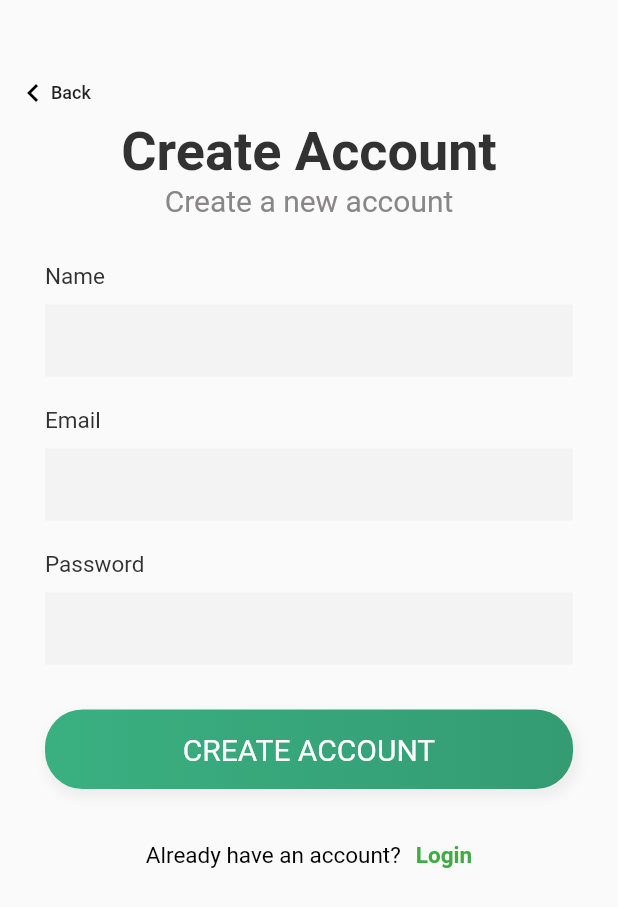
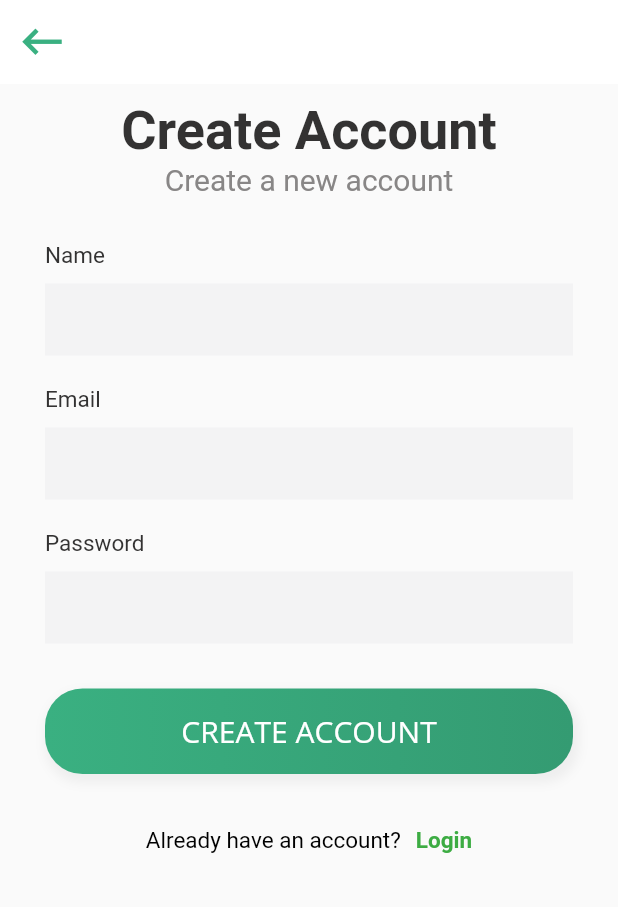
Before and after one commit to anhnd180399/Kid_Management, a Flutter app: the screen it shows after launch, after a tap on "SIGN UP", on a phone screen of 412 x 824 dp. Shown: the top 907 px of the screen. Run offline on Flutter 3.47's test engine with Material 2 defaults, Android fonts, the phone set to English and light mode, and no system bars; our stand-ins replace flutter_datetime_picker, flutter_svg; missing offline and left inert: device_apps; Roboto replaces fonts that are missing (Segoe UI); project files that could hold a hidden picture were left out.

Commit message:
[AnhND] Update UI

```diff
--- a/lib/src/ui/kid_app.dart
+++ b/lib/src/ui/kid_app.dart
@@ -35,7 +35,7 @@ class _WelcomeState extends State<KidApp> {
     return InkWell(
         onTap: () {
           Navigator.push(
-              context, MaterialPageRoute(builder: (context) => SignUp()));
+              this.context, MaterialPageRoute(builder: (context) => SignUp()));
         },
         child: Container(
           padding: EdgeInsets.symmetric(vertical: 15),
--- a/lib/src/ui/sign_up.dart
+++ b/lib/src/ui/sign_up.dart
@@ -1,7 +1,7 @@
-
 import 'package:flutter/material.dart';
+import 'package:kid_management/src/resources/colors.dart';
 import 'package:kid_management/src/ui/login.dart';
-
+import 'package:kid_management/src/ui/common-ui/back-button.dart';
 import 'kid_app.dart';
 
 class SignUp extends StatefulWidget {
@@ -10,27 +10,6 @@ class SignUp extends StatefulWidget {
 }
 
 class _SignUpState extends State<SignUp> {
-  Widget _backButton() {
-    return InkWell(
-      onTap: () {
-        Navigator.pop(context);
-      },
-      child: Container(
-        padding: EdgeInsets.symmetric(horizontal: 10),
-        child: Row(
-          children: <Widget>[
-            Container(
-              padding: EdgeInsets.only(left: 0, top: 10, bottom: 10),
-              child: Icon(Icons.keyboard_arrow_left, color: Colors.black),
-            ),
-            Text('Back',
-                style: TextStyle(fontSize: 12, fontWeight: FontWeight.w500))
-          ],
-        ),
-      ),
-    );
-  }
-
   Widget _emailPasswordWidget() {
     return Column(
       children: <Widget>[
@@ -93,7 +72,8 @@ class _SignUpState extends State<SignUp> {
       )
     ]);
   }
-  Widget _signUpButton(){
+
+  Widget _signUpButton() {
     return Container(
       padding: EdgeInsets.symmetric(vertical: 15),
       alignment: Alignment.center,
@@ -120,7 +100,8 @@ class _SignUpState extends State<SignUp> {
   Widget _signInLabel() {
     return InkWell(
       onTap: () {
-        Navigator.push(context, MaterialPageRoute(builder: (context) => LoginPage()));
+        Navigator.push(
+            context, MaterialPageRoute(builder: (context) => LoginPage()));
       },
       child: Container(
         margin: EdgeInsets.symmetric(vertical: 20),
@@ -158,9 +139,16 @@ class _SignUpState extends State<SignUp> {
   }
 
   Widget build(BuildContext context) {
-    return MaterialApp(
-      home: Scaffold(
-          body: new Container(
+    return Scaffold(
+      appBar: AppBar(
+        backgroundColor: Colors.white,
+        elevation: 0,
+        leading: GoBackButton(
+          color: AppColor.mainColor,
+          size: 35.0,
+        ),
+      ),
+      body: new Container(
         child: Stack(
           children: <Widget>[
             Container(
@@ -170,7 +158,6 @@ class _SignUpState extends State<SignUp> {
                   crossAxisAlignment: CrossAxisAlignment.center,
                   mainAxisAlignment: MainAxisAlignment.center,
                   children: <Widget>[
-                    SizedBox(height: 70),
                     _title(),
                     SizedBox(height: 20),
                     _emailPasswordWidget(),
@@ -182,10 +169,9 @@ class _SignUpState extends State<SignUp> {
                 ),
               ),
             ),
-            Positioned(top: 40, left: 0, child: _backButton()),
           ],
         ),
-      )),
+      ),
     );
   }
 }
```
Also changed, not shown: lib/src/ui/login.dart (+0 -25 lines).
